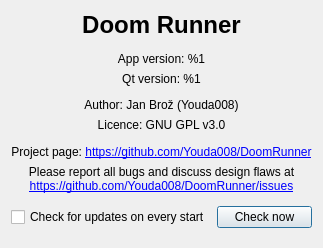
Before: the Qt Designer form Forms/AboutDialog.ui in Youda008/DoomRunner, drawn with Qt 5.
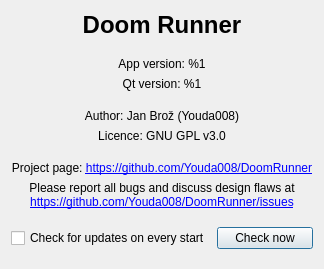
After: the same form once the commit is applied.

What changed in the file:
```diff
--- a/Forms/AboutDialog.ui
+++ b/Forms/AboutDialog.ui
@@ -9,8 +9,8 @@
    <rect>
     <x>0</x>
     <y>0</y>
-    <width>300</width>
-    <height>248</height>
+    <width>324</width>
+    <height>269</height>
    </rect>
   </property>
   <property name="windowTitle">
@@ -25,7 +25,6 @@
      <property name="font">
       <font>
        <pointsize>18</pointsize>
-       <weight>75</weight>
        <bold>true</bold>
       </font>
      </property>
```
Left out of the diff: 28 changed lines with no effect on the pictures.
